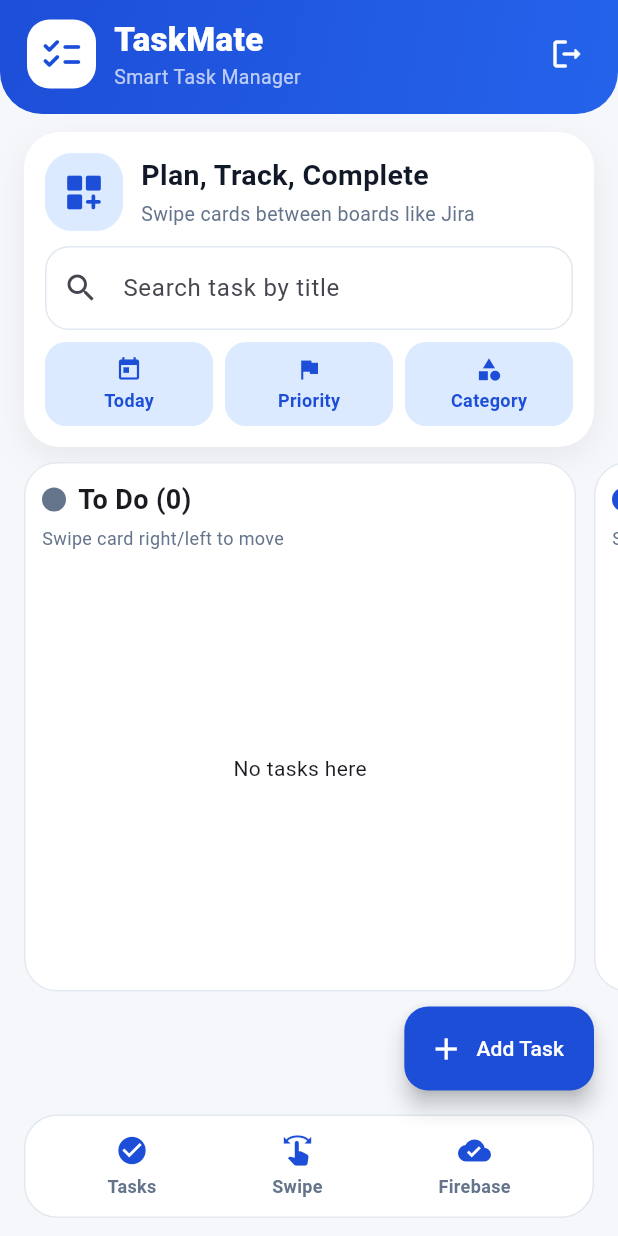
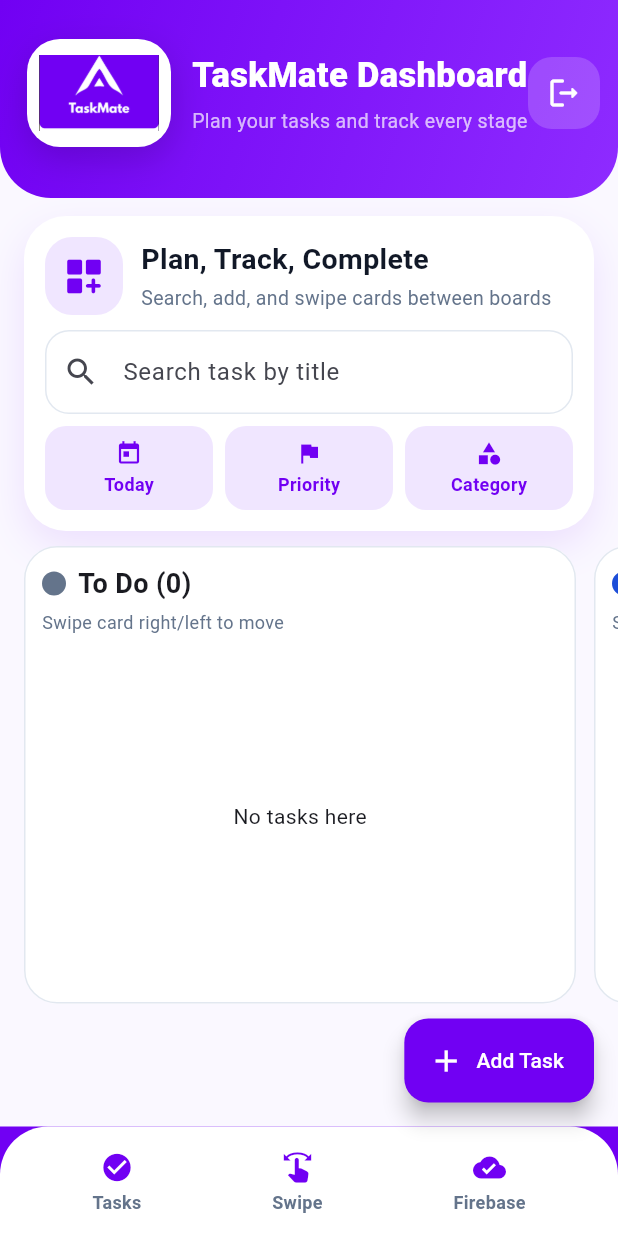
Before and after one commit to Hayyan47/Smart-Task-manager, a Flutter app: the HomeScreen screen opened directly with empty values, on a phone screen of 412 x 824 dp. Run offline on Flutter 3.47's test engine with Material 3 defaults, Android fonts, the phone set to English and light mode, and no system bars; our stand-ins replace cloud_firestore, firebase_auth, firebase_core; accounts and stored records are empty.

Commit message:
Match dashboard header and footer design

```diff
--- a/lib/home_screen.dart
+++ b/lib/home_screen.dart
@@ -5,11 +5,11 @@ import 'package:intl/intl.dart';
 
 import 'login_screen.dart';
 
-const Color mainBlue = Color(0xFF1D4ED8);
-const Color lightBlue = Color(0xFFDBEAFE);
+const Color mainBlue = taskMatePurple;
+const Color lightBlue = Color(0xFFF0E6FF);
 const Color darkText = Color(0xFF111827);
 const Color greyText = Color(0xFF64748B);
-const Color pageBackground = Color(0xFFF5F7FB);
+const Color pageBackground = Color(0xFFFAF8FF);
 
 // Home Screen designed as the task management/problem solving part.
 // User can add tasks, search tasks, and move tasks between boards.
@@ -153,59 +153,81 @@ class _HomeScreenState extends State<HomeScreen> {
     return Scaffold(
       backgroundColor: pageBackground,
       appBar: PreferredSize(
-        preferredSize: const Size.fromHeight(76),
+        preferredSize: const Size.fromHeight(132),
         child: Container(
           decoration: const BoxDecoration(
             gradient: LinearGradient(
-              colors: [Color(0xFF1D4ED8), Color(0xFF2563EB)],
+              colors: [taskMatePurple, Color(0xFF8E2BFF)],
               begin: Alignment.topLeft,
               end: Alignment.bottomRight,
             ),
             borderRadius: BorderRadius.only(
-              bottomLeft: Radius.circular(28),
-              bottomRight: Radius.circular(28),
+              bottomLeft: Radius.circular(34),
+              bottomRight: Radius.circular(34),
             ),
           ),
           child: SafeArea(
             child: Padding(
-              padding: const EdgeInsets.fromLTRB(18, 6, 10, 10),
+              padding: const EdgeInsets.fromLTRB(18, 10, 12, 18),
               child: Row(
                 children: [
                   Container(
-                    height: 46,
-                    width: 46,
+                    height: 72,
+                    width: 96,
+                    padding: const EdgeInsets.all(8),
                     decoration: BoxDecoration(
                       color: Colors.white,
-                      borderRadius: BorderRadius.circular(15),
+                      borderRadius: BorderRadius.circular(22),
+                      boxShadow: [
+                        BoxShadow(
+                          color: Colors.black.withValues(alpha: 0.16),
+                          blurRadius: 20,
+                          offset: const Offset(0, 8),
                         ),
-                    child: const Icon(Icons.checklist_rounded,
-                        color: mainBlue, size: 30),
+                      ],
                     ),
-                  const SizedBox(width: 12),
+                    child: Image.asset(
+                      'assets/images/taskmate_logo.png',
+                      fit: BoxFit.contain,
+                      errorBuilder: (context, error, stackTrace) {
+                        return const Icon(Icons.checklist_rounded,
+                            color: taskMatePurple, size: 38);
+                      },
+                    ),
+                  ),
+                  const SizedBox(width: 14),
                   const Expanded(
                     child: Column(
                       crossAxisAlignment: CrossAxisAlignment.start,
                       mainAxisAlignment: MainAxisAlignment.center,
                       children: [
                         Text(
-                          'TaskMate',
+                          'TaskMate Dashboard',
                           style: TextStyle(
                             color: Colors.white,
-                            fontSize: 22,
+                            fontSize: 23,
                             fontWeight: FontWeight.w900,
                           ),
                         ),
+                        SizedBox(height: 4),
                         Text(
-                          'Smart Task Manager',
+                          'Plan your tasks and track every stage',
                           style: TextStyle(color: Colors.white70, fontSize: 13),
                         ),
                       ],
                     ),
                   ),
-                  IconButton(
+                  Container(
+                    decoration: BoxDecoration(
+                      color: Colors.white.withValues(alpha: 0.18),
+                      borderRadius: BorderRadius.circular(16),
+                    ),
+                    child: IconButton(
                       tooltip: 'Logout',
                       onPressed: logout,
-                    icon: const Icon(Icons.logout_rounded, color: Colors.white),
+                      icon:
+                          const Icon(Icons.logout_rounded, color: Colors.white),
+                    ),
                   ),
                 ],
               ),
@@ -220,12 +242,12 @@ class _HomeScreenState extends State<HomeScreen> {
             padding: const EdgeInsets.all(14),
             decoration: BoxDecoration(
               color: Colors.white,
-              borderRadius: BorderRadius.circular(24),
+              borderRadius: BorderRadius.circular(28),
               boxShadow: [
                 BoxShadow(
-                  color: Colors.black.withValues(alpha: 0.06),
-                  blurRadius: 18,
-                  offset: const Offset(0, 8),
+                  color: taskMatePurple.withValues(alpha: 0.10),
+                  blurRadius: 22,
+                  offset: const Offset(0, 10),
                 ),
               ],
             ),
@@ -259,7 +281,7 @@ class _HomeScreenState extends State<HomeScreen> {
                           ),
                           SizedBox(height: 3),
                           Text(
-                            'Swipe cards between boards like Jira',
+                            'Search, add, and swipe cards between boards',
                             style: TextStyle(color: greyText, fontSize: 13),
                           ),
                         ],
@@ -343,12 +365,17 @@ class _HomeScreenState extends State<HomeScreen> {
         ],
       ),
       bottomNavigationBar: Container(
-        margin: const EdgeInsets.fromLTRB(16, 0, 16, 12),
-        padding: const EdgeInsets.symmetric(horizontal: 16, vertical: 12),
-        decoration: BoxDecoration(
+        color: taskMatePurple,
+        child: SafeArea(
+          top: false,
+          child: Container(
+            padding: const EdgeInsets.fromLTRB(18, 16, 18, 14),
+            decoration: const BoxDecoration(
               color: Colors.white,
-          borderRadius: BorderRadius.circular(22),
-          border: Border.all(color: const Color(0xFFE2E8F0)),
+              borderRadius: BorderRadius.only(
+                topLeft: Radius.circular(32),
+                topRight: Radius.circular(32),
+              ),
             ),
             child: const Row(
               mainAxisAlignment: MainAxisAlignment.spaceAround,
@@ -357,6 +384,8 @@ class _HomeScreenState extends State<HomeScreen> {
                 _FooterItem(icon: Icons.swipe, label: 'Swipe'),
                 _FooterItem(icon: Icons.cloud_done, label: 'Firebase'),
               ],
+            ),
+          ),
         ),
       ),
       floatingActionButton: FloatingActionButton.extended(
```
Lines whose indentation alone changed are shown as unchanged.
